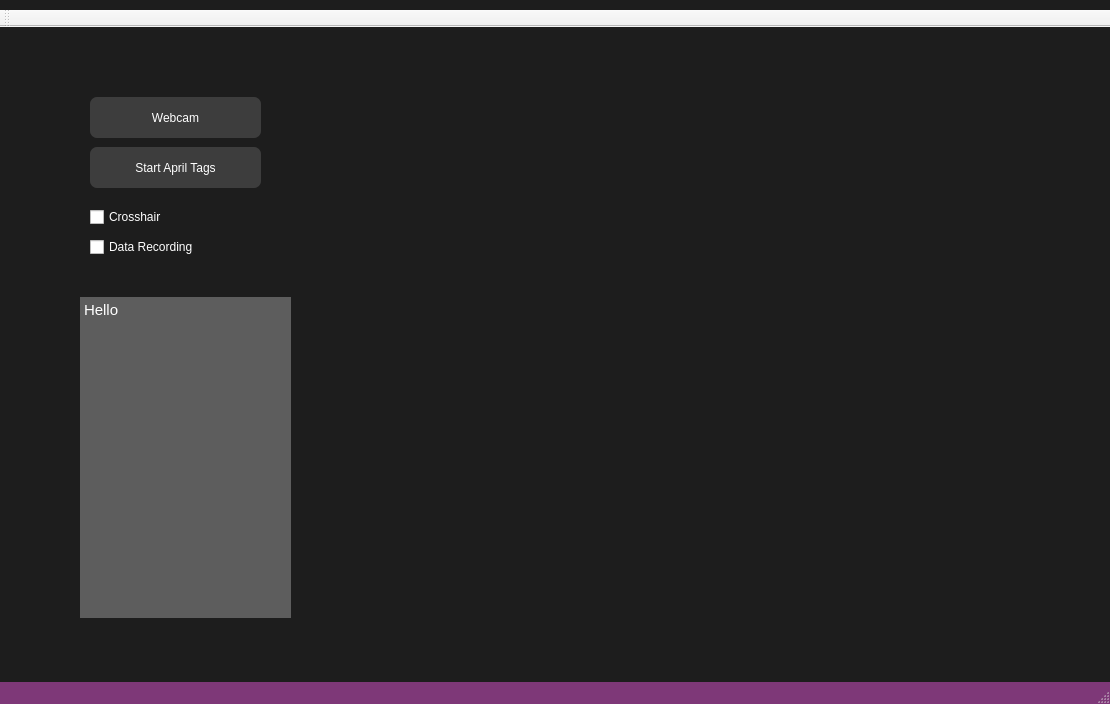
Before: the Qt Designer form mainwindow.ui in ElectricSail/ApriltagsGUI, drawn with Qt 5.
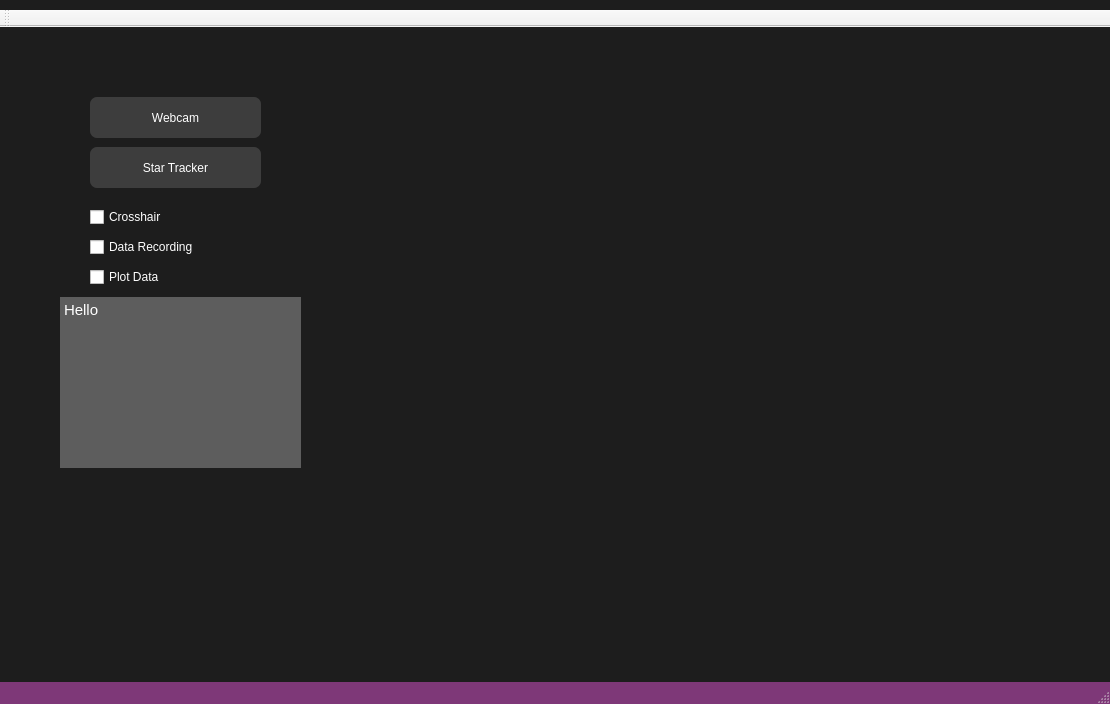
After: the same form once the commit is applied. Custom widgets are drawn as their Qt base class.

```diff
--- a/mainwindow.ui
+++ b/mainwindow.ui
@@ -158,16 +158,16 @@
      </rect>
     </property>
     <property name="text">
-     <string>Start April Tags</string>
+     <string>Star Tracker</string>
     </property>
    </widget>
    <widget class="QLabel" name="label">
     <property name="geometry">
      <rect>
-      <x>310</x>
-      <y>60</y>
-      <width>731</width>
-      <height>431</height>
+      <x>330</x>
+      <y>120</y>
+      <width>561</width>
+      <height>471</height>
      </rect>
     </property>
     <property name="text">
@@ -177,10 +177,10 @@
    <widget class="QTextBrowser" name="textBrowser">
     <property name="geometry">
      <rect>
-      <x>80</x>
+      <x>60</x>
       <y>270</y>
-      <width>211</width>
-      <height>321</height>
+      <width>241</width>
+      <height>171</height>
      </rect>
     </property>
     <property name="styleSheet">
@@ -239,6 +239,32 @@
      <string>Data Recording</string>
     </property>
    </widget>
+   <widget class="QCustomPlot" name="plot" native="true">
+    <property name="geometry">
+     <rect>
+      <x>40</x>
+      <y>450</y>
+      <width>281</width>
+      <height>161</height>
+     </rect>
+    </property>
+   </widget>
+   <widget class="QCheckBox" name="checkBox_plot">
+    <property name="geometry">
+     <rect>
+      <x>90</x>
+      <y>240</y>
+      <width>85</width>
+      <height>20</height>
+     </rect>
+    </property>
+    <property name="styleSheet">
+     <string notr="true">color: rgb(255, 255, 255);</string>
+    </property>
+    <property name="text">
+     <string>Plot Data</string>
+    </property>
+   </widget>
   </widget>
   <widget class="QMenuBar" name="menuBar">
    <property name="geometry">
@@ -261,6 +287,14 @@
   <widget class="QStatusBar" name="statusBar"/>
  </widget>
  <layoutdefault spacing="6" margin="11"/>
+ <customwidgets>
+  <customwidget>
+   <class>QCustomPlot</class>
+   <extends>QWidget</extends>
+   <header>qcustomplot.h</header>
+   <container>1</container>
+  </customwidget>
+ </customwidgets>
  <resources/>
  <connections/>
 </ui>
```
Left out of the diff: 2 changed lines with no effect on the pictures.
